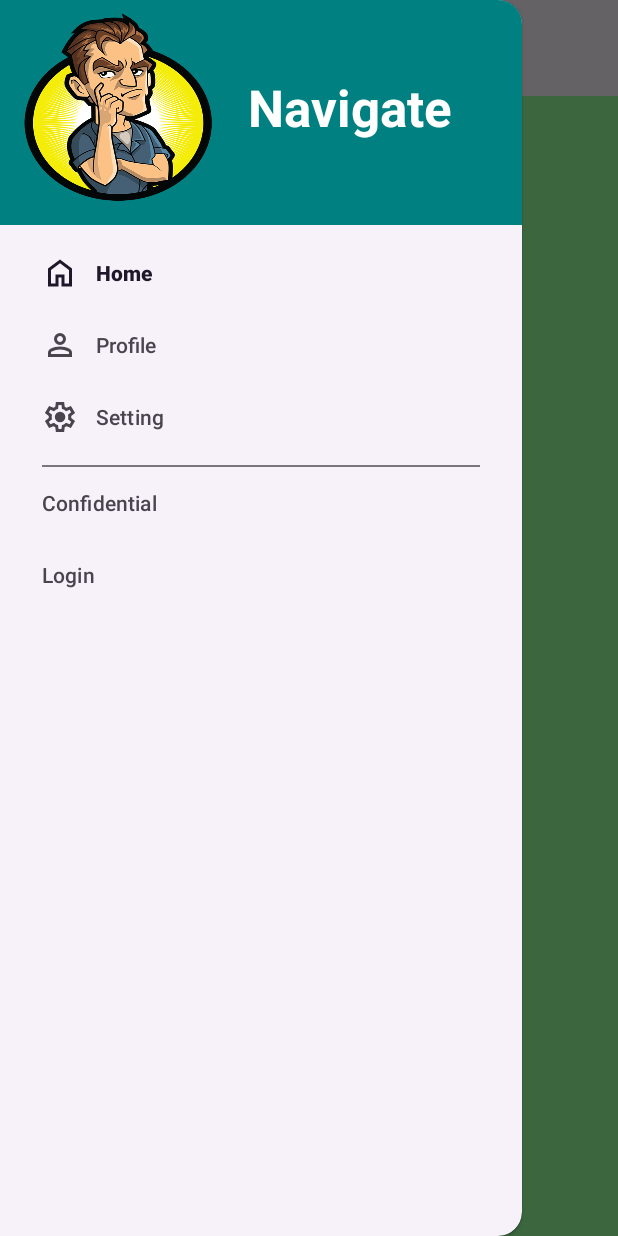
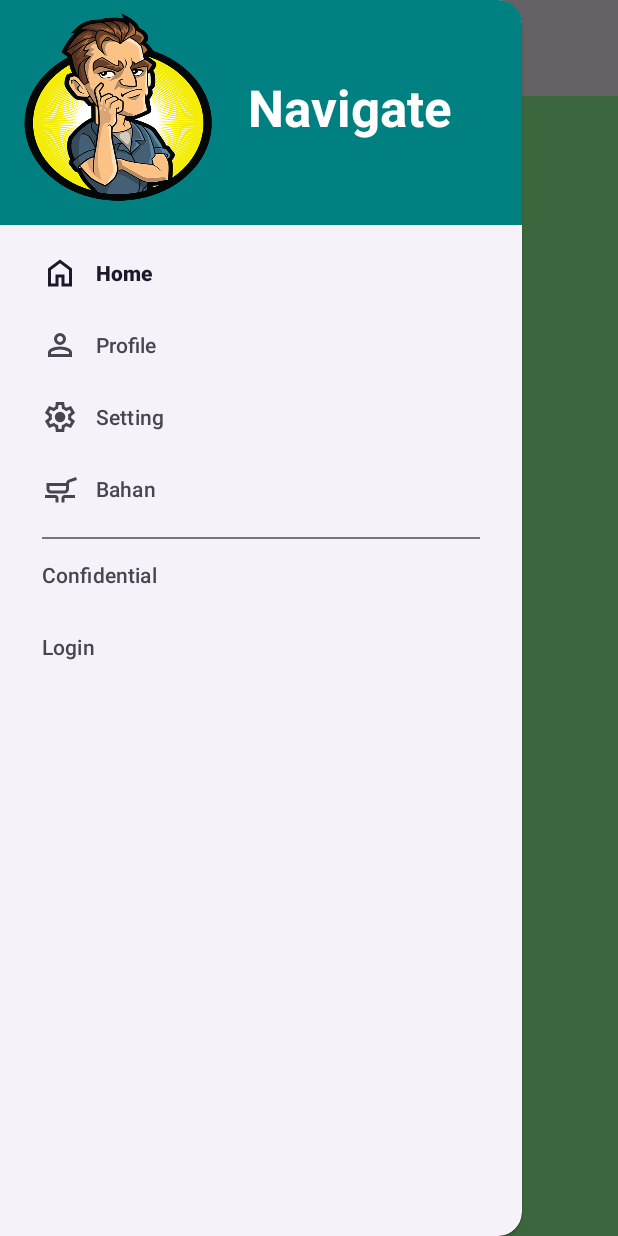
Before and after one commit to Kyrozu/myNavigation, an Android app: the screen it shows after launch (MainActivity), with the side drawer open, on a phone screen of 412 x 824 dp. Run offline under Robolectric (Android 15) with nearby library versions, the phone set to English and light mode, and no system bars; our stand-ins replace navigation-ui.

Commit message:
1. halaman bahan + menu drawer bahan

```diff
--- /dev/null
+++ b/app/src/main/res/drawable/outline_skillet_cooktop_24.xml
@@ -0,0 +1,5 @@
+<vector xmlns:android="http://schemas.android.com/apk/res/android" android:height="24dp" android:tint="#000000" android:viewportHeight="960" android:viewportWidth="960" android:width="24dp">
+
+    <path android:fillColor="@android:color/white" android:pathData="M240,600Q190,600 155,565Q120,530 120,480L120,320L641,320Q646,287 668,261Q690,235 722,224L907,162L932,238L747,300Q735,304 727.5,314.5Q720,325 720,338L720,480Q720,530 685,565Q650,600 600,600L240,600ZM240,520L600,520Q617,520 628.5,508.5Q640,497 640,480L640,400L200,400L200,480Q200,497 211.5,508.5Q223,520 240,520ZM360,840L360,720Q360,720 360,720Q360,720 360,720L80,720L80,640L360,640Q393,640 416.5,663.5Q440,687 440,720L440,840L360,840ZM520,840L520,720Q520,687 543.5,663.5Q567,640 600,640L880,640L880,720L600,720Q600,720 600,720Q600,720 600,720L600,840L520,840ZM420,460Q420,460 420,460Q420,460 420,460L420,460L420,460L420,460Q420,460 420,460Q420,460 420,460Z"/>
+
+</vector>
--- a/app/src/main/res/menu/nav_menu.xml
+++ b/app/src/main/res/menu/nav_menu.xml
@@ -19,6 +19,11 @@
         android:icon="@drawable/outline_settings_24"
         android:title="Setting" />
 
+    <item
+        android:id="@+id/bahanFragment"
+        android:icon="@drawable/outline_skillet_cooktop_24"
+        android:title="Bahan" />
+
 
     <item android:title="Confidential">
         <menu>
--- a/app/src/main/res/navigation/navigation_utama.xml
+++ b/app/src/main/res/navigation/navigation_utama.xml
@@ -32,4 +32,9 @@
         android:name="ky.paba.mynavigation.SettingFragment"
         android:label="Setting"
         tools:layout="@layout/fragment_setting" />
+    <fragment
+        android:id="@+id/bahanFragment"
+        android:name="ky.paba.mynavigation.BahanFragment"
+        android:label="bahan"
+        tools:layout="@layout/fragment_bahan" />
 </navigation>
```
Also changed, not shown: app/src/main/java/ky/paba/mynavigation/BahanFragment.kt (added, +59 -0 lines), app/src/main/res/layout/fragment_bahan.xml (added, +12 -0 lines).
